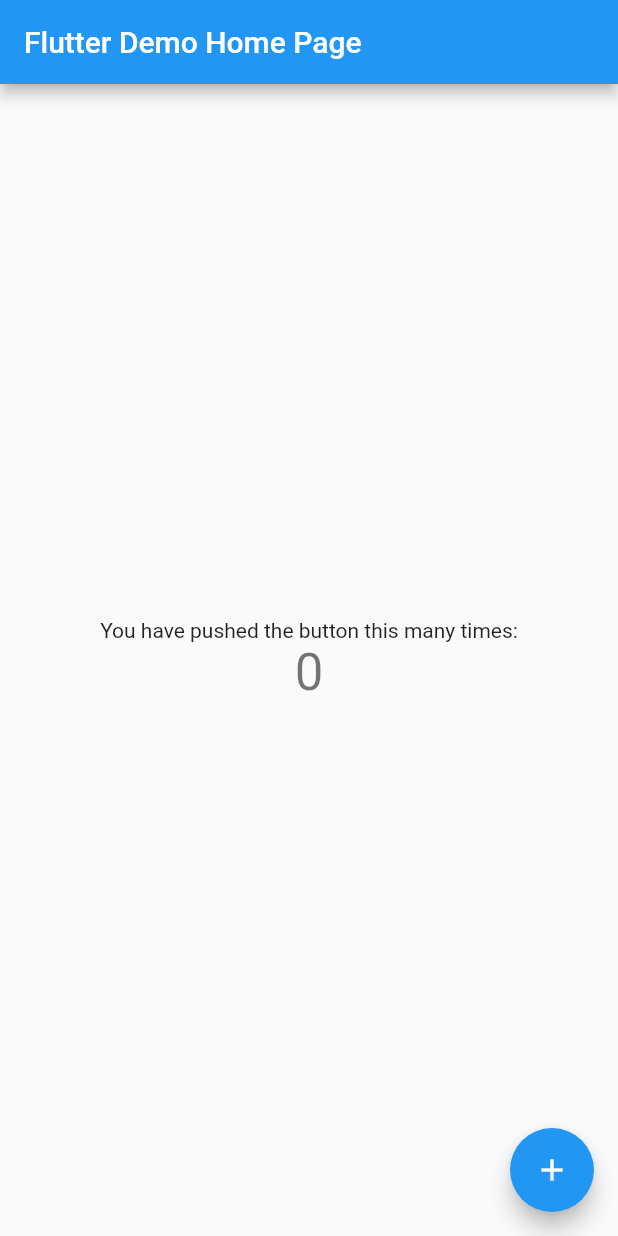
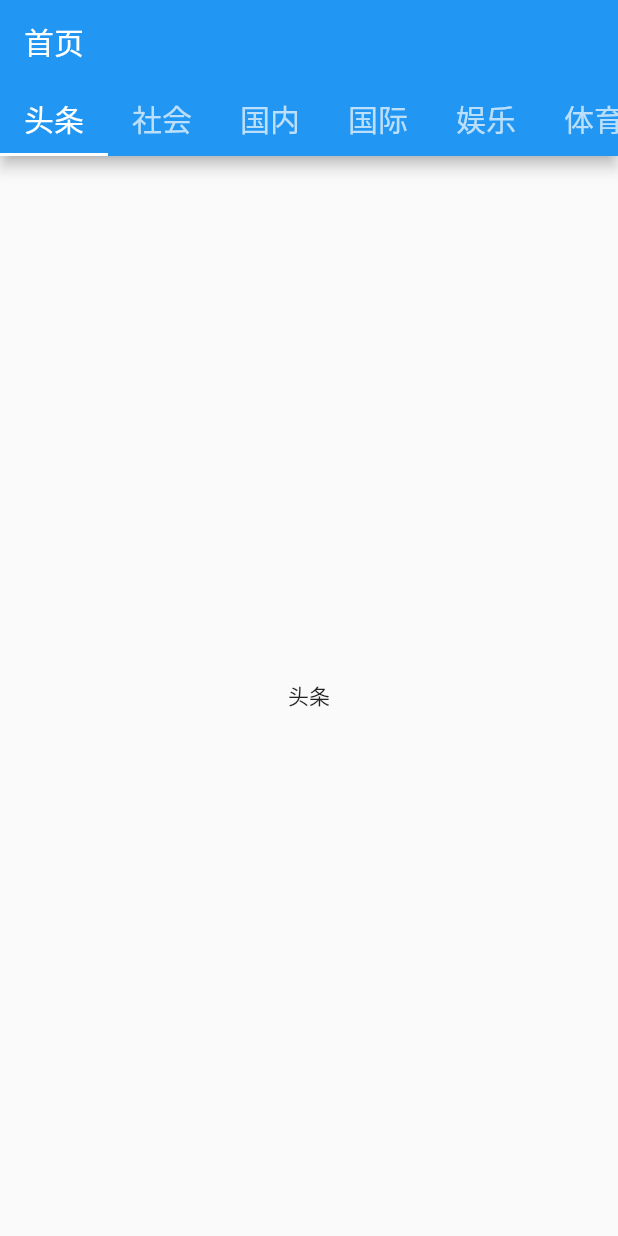
Before and after one commit to shiliangL/Flutter-Cat, a Flutter app: the screen it shows after launch, on a phone screen of 412 x 824 dp. Run offline on Flutter 3.47's test engine with Material 2 defaults, Android fonts, the phone set to English and light mode, and no system bars.

Commit message:
提交一下首页布局开发

```diff
--- a/lib/main.dart
+++ b/lib/main.dart
@@ -1,100 +1,106 @@
 import 'package:flutter/material.dart';
+import 'package:flutter_cat/views/home_page.dart';
 
 void main() => runApp(new MyApp());
 
-class MyApp extends StatelessWidget {
-  // This widget is the root of your application.
-  @override
-  Widget build(BuildContext context) {
-    return new MaterialApp(
-      title: 'Flutter Demo',
-      theme: new ThemeData(
-        // This is the theme of your application.
-        // Try running your application with "flutter run". You'll see the
-        // application has a blue toolbar. Then, without quitting the app, try
-        // changing the primarySwatch below to Colors.green and then invoke
-        // "hot reload" (press "r" in the console where you ran "flutter run",
-        // or press Run > Flutter Hot Reload in IntelliJ). Notice that the
-        // counter didn't reset back to zero; the application is not restarted.
-        primarySwatch: Colors.blue,
-      ),
-      home: new MyHomePage(title: 'Flutter Demo Home Page'),
-    );
-  }
-}
+// import 'package:flutter/material.dart';
+// import 'package:flutter_cat/views/home_page.dart';
 
-class MyHomePage extends StatefulWidget {
-  MyHomePage({Key key, this.title}) : super(key: key);
-  // This widget is the home page of your application. It is stateful, meaning
-  // that it has a State object (defined below) that contains fields that affect
-  // how it looks.
-  // This class is the configuration for the state. It holds the values (in this
-  // case the title) provided by the parent (in this case the App widget) and
-  // used by the build method of the State. Fields in a Widget subclass are
-  // always marked "final".
-  final String title;
-  @override
-  _MyHomePageState createState() => new _MyHomePageState();
-}
+// void main() => runApp(new MyApp());
 
-class _MyHomePageState extends State<MyHomePage> {
-  int _counter = 0;
-  void _incrementCounter() {
-    setState(() {
-      // This call to setState tells the Flutter framework that something has
-      // changed in this State, which causes it to rerun the build method below
-      // so that the display can reflect the updated values. If we changed
-      // _counter without calling setState(), then the build method would not be
-      // called again, and so nothing would appear to happen.
-      _counter++;
-    });
-  }
+// class MyApp extends StatelessWidget {
+//   // This widget is the root of your application.
+//   @override
+//   Widget build(BuildContext context) {
+//     return new MaterialApp(
+//       title: 'Flutter Demo',
+//       theme: new ThemeData(
+//         // This is the theme of your application.
+//         // Try running your application with "flutter run". You'll see the
+//         // application has a blue toolbar. Then, without quitting the app, try
+//         // changing the primarySwatch below to Colors.green and then invoke
+//         // "hot reload" (press "r" in the console where you ran "flutter run",
+//         // or press Run > Flutter Hot Reload in IntelliJ). Notice that the
+//         // counter didn't reset back to zero; the application is not restarted.
+//         primarySwatch: Colors.blue,
+//       ),
+//       home: new MyHomePage(title: 'Home Page'),
+//     );
+//   }
+// }
 
-  @override
-  Widget build(BuildContext context) {
-    // This method is rerun every time setState is called, for instance as done
-    // by the _incrementCounter method above.
-    // The Flutter framework has been optimized to make rerunning build methods
-    // fast, so that you can just rebuild anything that needs updating rather
-    // than having to individually change instances of widgets.
-    return new Scaffold(
-      appBar: new AppBar(
-        // Here we take the value from the MyHomePage object that was created by
-        // the App.build method, and use it to set our appbar title.
-        title: new Text(widget.title),
-      ),
-      body: new Center(
-        // Center is a layout widget. It takes a single child and positions it
-        // in the middle of the parent.
-        child: new Column(
-          // Column is also layout widget. It takes a list of children and
-          // arranges them vertically. By default, it sizes itself to fit its
-          // children horizontally, and tries to be as tall as its parent.
-          // Invoke "debug paint" (press "p" in the console where you ran
-          // "flutter run", or select "Toggle Debug Paint" from the Flutter tool
-          // window in IntelliJ) to see the wireframe for each widget.
-          // Column has various properties to control how it sizes itself and
-          // how it positions its children. Here we use mainAxisAlignment to
-          // center the children vertically; the main axis here is the vertical
-          // axis because Columns are vertical (the cross axis would be
-          // horizontal).
-          mainAxisAlignment: MainAxisAlignment.center,
-          children: <Widget>[
-            new Text(
-              'You have pushed the button this many times:',
-            ),
-            new Text(
-              '$_counter',
-              style: Theme.of(context).textTheme.display1,
-            ),
-          ],
-        ),
-      ),
-      floatingActionButton: new FloatingActionButton(
-        onPressed: _incrementCounter,
-        tooltip: 'Increment',
-        child: new Icon(Icons.add),
-      ), // This trailing comma makes auto-formatting nicer for build methods.
-    );
-  }
-}
+// class MyHomePage extends StatefulWidget {
+//   MyHomePage({Key key, this.title}) : super(key: key);
+//   // This widget is the home page of your application. It is stateful, meaning
+//   // that it has a State object (defined below) that contains fields that affect
+//   // how it looks.
+//   // This class is the configuration for the state. It holds the values (in this
+//   // case the title) provided by the parent (in this case the App widget) and
+//   // used by the build method of the State. Fields in a Widget subclass are
+//   // always marked "final".
+//   final String title;
+//   @override
+//   _MyHomePageState createState() => new _MyHomePageState();
+// }
+
+// class _MyHomePageState extends State<MyHomePage> {
+//   int _counter = 0;
+//   void _incrementCounter() {
+//     setState(() {
+//       // This call to setState tells the Flutter framework that something has
+//       // changed in this State, which causes it to rerun the build method below
+//       // so that the display can reflect the updated values. If we changed
+//       // _counter without calling setState(), then the build method would not be
+//       // called again, and so nothing would appear to happen.
+//       _counter++;
+//     });
+//   }
+
+//   @override
+//   Widget build(BuildContext context) {
+//     // This method is rerun every time setState is called, for instance as done
+//     // by the _incrementCounter method above.
+//     // The Flutter framework has been optimized to make rerunning build methods
+//     // fast, so that you can just rebuild anything that needs updating rather
+//     // than having to individually change instances of widgets.
+//     return new Scaffold(
+//       appBar: new AppBar(
+//         // Here we take the value from the MyHomePage object that was created by
+//         // the App.build method, and use it to set our appbar title.
+//         title: new Text(widget.title),
+//       ),
+//       body: new Center(
+//         // Center is a layout widget. It takes a single child and positions it
+//         // in the middle of the parent.
+//         child: new Column(
+//           // Column is also layout widget. It takes a list of children and
+//           // arranges them vertically. By default, it sizes itself to fit its
+//           // children horizontally, and tries to be as tall as its parent.
+//           // Invoke "debug paint" (press "p" in the console where you ran
+//           // "flutter run", or select "Toggle Debug Paint" from the Flutter tool
+//           // window in IntelliJ) to see the wireframe for each widget.
+//           // Column has various properties to control how it sizes itself and
+//           // how it positions its children. Here we use mainAxisAlignment to
+//           // center the children vertically; the main axis here is the vertical
+//           // axis because Columns are vertical (the cross axis would be
+//           // horizontal).
+//           mainAxisAlignment: MainAxisAlignment.center,
+//           children: <Widget>[
+//             new Text(
+//               'You have pushed the button this many times:',
+//             ),
+//             new Text(
+//               '$_counter',
+//               style: Theme.of(context).textTheme.display1,
+//             ),
+//           ],
+//         ),
+//       ),
+//       floatingActionButton: new FloatingActionButton(
+//         onPressed: _incrementCounter,
+//         tooltip: 'Increment',
+//         child: new Icon(Icons.add),
+//       ), // This trailing comma makes auto-formatting nicer for build methods.
+//     );
+//   }
+// }
--- /dev/null
+++ b/lib/util/app_title.dart
@@ -0,0 +1,17 @@
+class AppTitle {
+  static const PAGE_TITLE = '首页';
+
+  static const TAB_TOP_CN = '头条';
+  static const TAB_SH_CN = '社会';
+  static const TAB_GN_CN = '国内';
+  static const TAB_GJ_CN = '国际';
+  static const TAB_YL_CN = '娱乐';
+  static const TAB_TY_CN = '体育';
+  static const TAB_JS_CN = '军事';
+  static const TAB_KJ_CN = '科技';
+  static const TAB_CJ_CN = '财经';
+  static const TAB_SS_CN = '时尚';
+  static const REFRESH = '加载失败，点击刷新';
+  static const LOADMORE = '加载更多';
+  static const NO_MORE = '没有更多';
+}
--- /dev/null
+++ b/lib/views/home_page.dart
@@ -0,0 +1,117 @@
+import 'package:flutter/material.dart';
+import 'package:flutter_cat/util/app_title.dart';
+
+class MyApp extends StatelessWidget {
+  @override
+  Widget build(BuildContext context){
+    return new MaterialApp(
+      title: 'my App',
+      theme: new ThemeData(
+        primarySwatch: Colors.blue
+      ),
+      home: new HomePage(title:AppTitle.PAGE_TITLE),
+    );
+  }
+}
+
+class HomePage extends StatefulWidget {
+  HomePage({Key key, this.title}) : super(key:key);
+  final String title;
+  @override
+  _HomePageState createState()=> new _HomePageState();
+}
+
+class _HomePageState extends State<HomePage> {
+  @override
+  Widget build(BuildContext context){
+    final List<Text> tabTexts = <Text>[
+        new Text(
+          AppTitle.TAB_TOP_CN,
+          style: new TextStyle(
+              fontSize: 20.0
+          )
+      ),
+      new Text(
+          AppTitle.TAB_SH_CN,
+          style: new TextStyle(
+              fontSize: 20.0
+          )
+      ),
+      new Text(
+          AppTitle.TAB_GN_CN,
+          style: new TextStyle(
+              fontSize: 20.0
+          )
+      ),
+      new Text(
+          AppTitle.TAB_GJ_CN,
+          style: new TextStyle(
+              fontSize: 20.0
+          )
+      ),
+      new Text(
+          AppTitle.TAB_YL_CN,
+          style: new TextStyle(
+              fontSize: 20.0
+          )
+      ),
+      new Text(
+          AppTitle.TAB_TY_CN,
+          style: new TextStyle(
+              fontSize: 20.0
+          )
+      ),
+      new Text(
+          AppTitle.TAB_JS_CN,
+          style: new TextStyle(
+              fontSize: 20.0
+          )
+      ),
+      new Text(
+          AppTitle.TAB_KJ_CN,
+          style: new TextStyle(
+              fontSize: 20.0
+          )
+      ),
+      new Text(
+          AppTitle.TAB_CJ_CN,
+          style: new TextStyle(
+              fontSize: 20.0
+          )
+      ),
+      new Text(
+          AppTitle.TAB_SS_CN,
+          style: new TextStyle(
+              fontSize: 20.0
+          )
+      )
+    ];
+    final List<Tab> tabs = [];
+
+    for (var i = 0; i < tabTexts.length; i++) {
+      tabs.add( new Tab(child: tabTexts[i]) );
+    }
+    return new DefaultTabController(
+      length: tabs.length,
+      child: new Scaffold(
+        appBar: new AppBar(
+          title: new Text(
+              widget.title
+            ),
+          bottom: new TabBar(
+            isScrollable: true,
+            tabs: tabs,
+          ),
+        ),
+        body: new TabBarView(
+          children:tabTexts.map((Text tab){
+            return new Center(
+              child: new  Text(tab.data)
+            );
+          }).toList()
+        ),
+      ),
+    );
+
+  }
+}
--- /dev/null
+++ b/lib/views/news_page.dart
@@ -0,0 +1,13 @@
+import 'package:flutter/material.dart';
+
+class NewsPage extends StatefulWidget {
+  String tabName = null;
+  NewsPage({this.tabName});
+
+  @override
+  State<StatefulWidget> createState() => new _NewsPageState();
+}
+
+class _NewsPageState extends State<NewsPage> with SingleTickerProviderStateMixin {
+
+}
```
Also changed, not shown: lib/views/drawer_page.dart (added).
